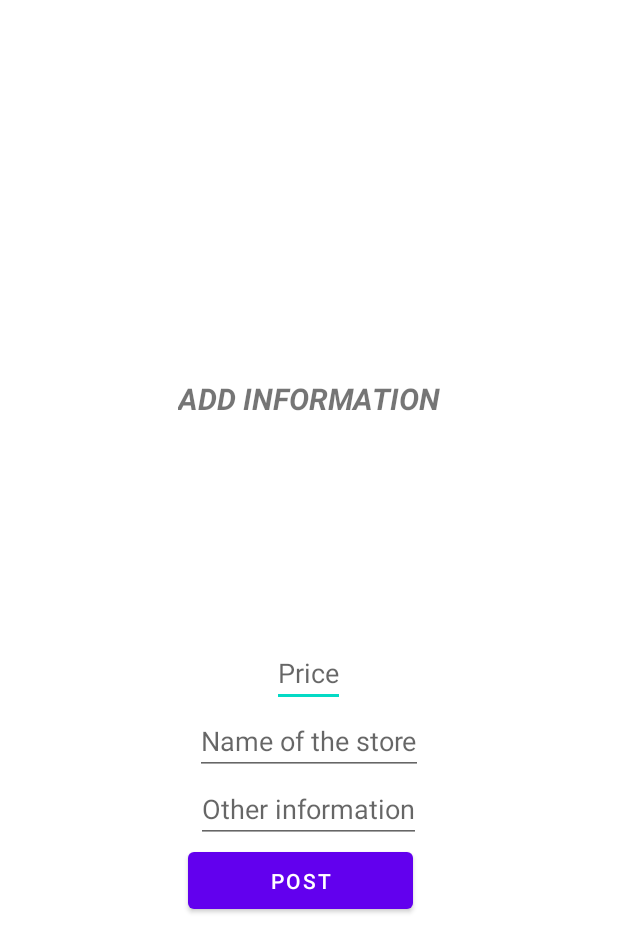
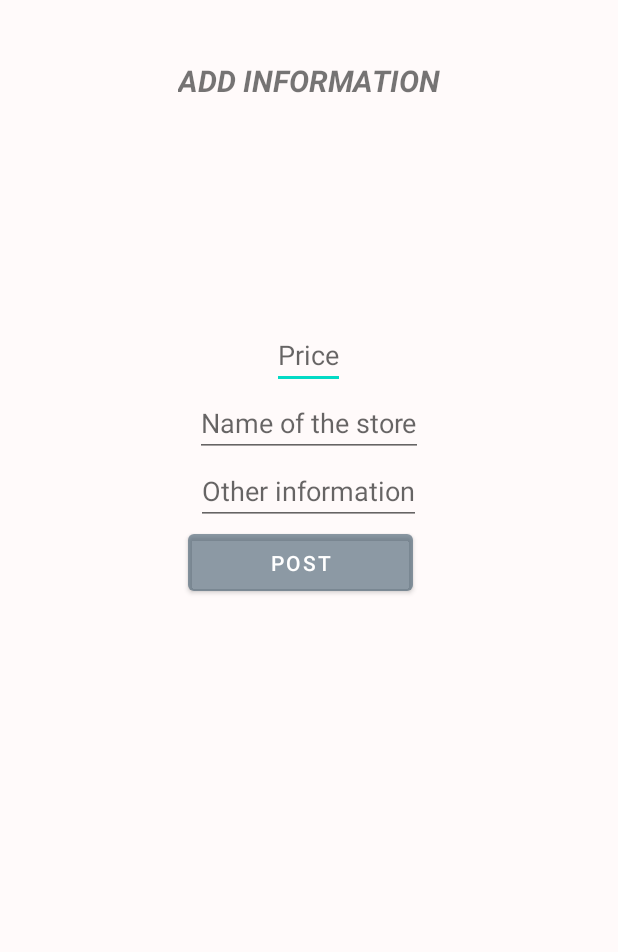
Before and after one commit to mikala3/barcode_shoppingscanner, an Android app: the AddActivity screen opened directly, with no data from a screen before it, on a phone screen of 412 x 824 dp. Shown: the top 952 px of the screen. Run offline under Robolectric (Android 15) with nearby library versions, the phone set to English and light mode, and no system bars; libraries missing offline, so code that uses them is left out: com.google.zxing.integration; Roboto replaces fonts that are not available here.

Commit message:
some more styling

```diff
--- a/app/src/main/res/layout/activity_add.xml
+++ b/app/src/main/res/layout/activity_add.xml
@@ -5,6 +5,12 @@
     android:layout_width="match_parent"
     android:layout_height="match_parent"
     tools:context=".MainActivity">
+    <ScrollView
+        xmlns:tools="http://schemas.android.com/tools"
+        android:layout_width="match_parent"
+        android:layout_height="match_parent"
+        android:background="#fffafa"
+        tools:context=".ShoppingListActivity">
     <LinearLayout
         android:layout_width="fill_parent"
         android:layout_height="fill_parent"
@@ -60,8 +66,9 @@
             android:layout_below="@+id/description"
             android:layout_centerHorizontal="true"
             android:layout_marginRight="5dp"
+            app:backgroundTint="#973E576A"
             android:text="Post" />
     </LinearLayout>
-
+    </ScrollView>
 
 </androidx.constraintlayout.widget.ConstraintLayout>
```
Also changed, not shown: app/src/main/res/layout/activity_update.xml (+9 -2 lines).
